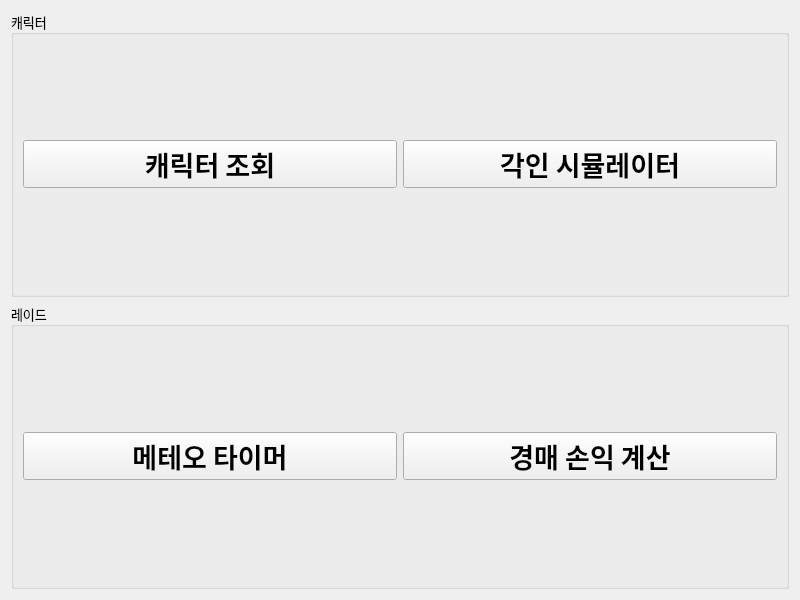
First picture: the form in loatools.ui, repository Wseop/Qt_LoaTools, before the edit.
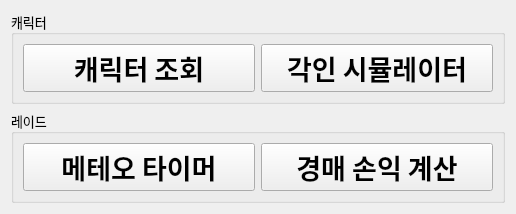
Second picture: the form after the edit.

```diff
--- a/loatools.ui
+++ b/loatools.ui
@@ -6,8 +6,8 @@
    <rect>
     <x>0</x>
     <y>0</y>
-    <width>800</width>
-    <height>600</height>
+    <width>516</width>
+    <height>168</height>
    </rect>
   </property>
   <property name="windowTitle">
```
